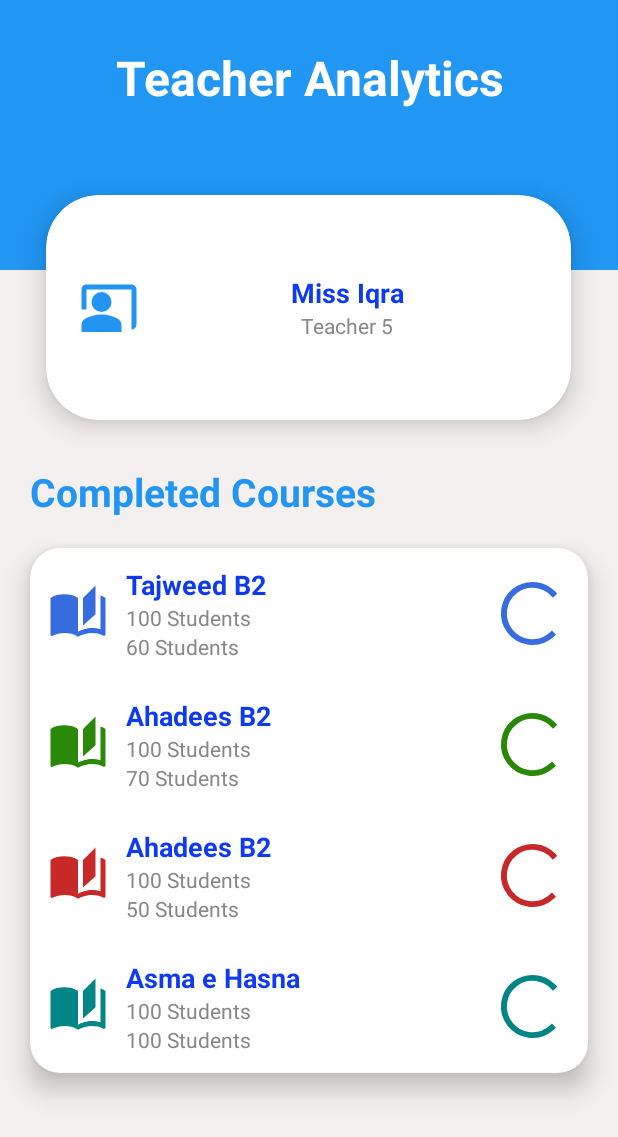
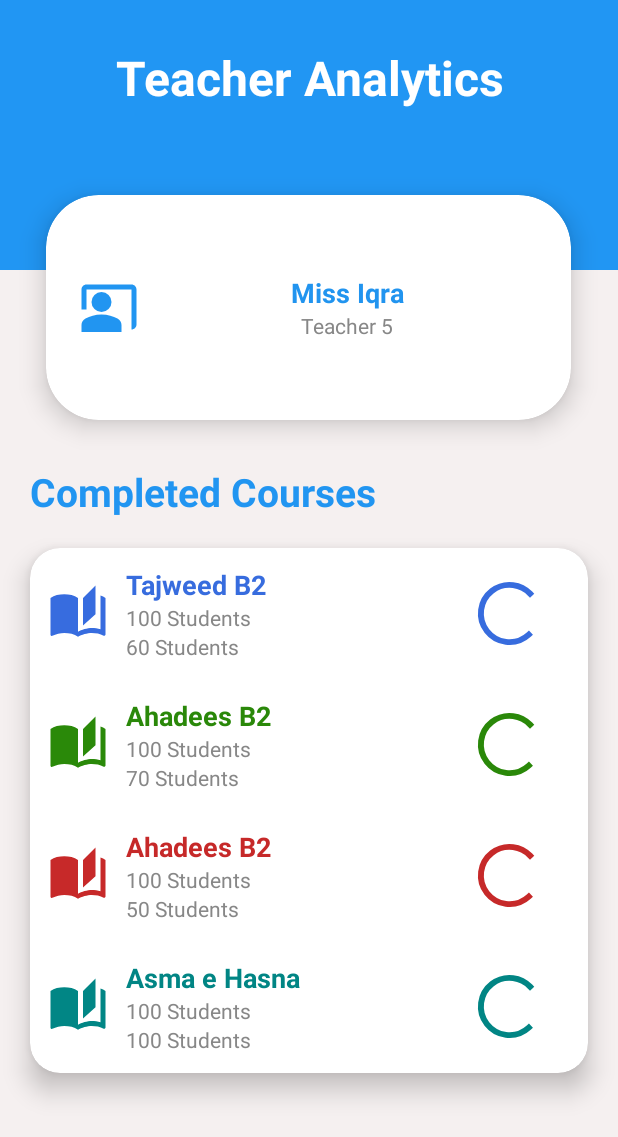
Before and after one commit to IkhwaTeam/FinalYearProject, an Android app: the layout activity_analytics_teacher.xml on its own in the app's theme, with its tools: preview values and no code run, on a phone screen of 412 x 824 dp. Shown: the top 1137 px of the screen. Run offline under Robolectric (Android 15) with nearby library versions, the phone set to English and light mode, and no system bars.

Commit message:
teacher panel complete panel teacher

```diff
--- a/app/src/main/res/layout/activity_analytics_teacher.xml
+++ b/app/src/main/res/layout/activity_analytics_teacher.xml
@@ -67,7 +67,7 @@
                         android:text="Miss Iqra"
                         android:textSize="18sp"
                         android:layout_gravity="center"
-                        android:textColor="#0E3AF2"
+                        android:textColor="#2194EF"
                         android:textStyle="bold"/>
 
                     <TextView
@@ -137,7 +137,7 @@
                             android:layout_height="wrap_content"
                             android:text="Tajweed B2"
                             android:textSize="18sp"
-                            android:textColor="#0E3AF2"
+                            android:textColor="#376CDE"
                             android:textStyle="bold"/>
 
                         <TextView
@@ -155,7 +155,7 @@
                     </LinearLayout>
 
                     <ProgressBar
-                        android:layout_width="50dp"
+                        android:layout_width="80dp"
                         android:layout_height="50dp"
                         style="?android:attr/progressBarStyleLarge"
                         android:indeterminate="false"
@@ -191,7 +191,7 @@
                             android:layout_height="wrap_content"
                             android:text="Ahadees B2"
                             android:textSize="18sp"
-                            android:textColor="#0E3AF2"
+                            android:textColor="#2A8809"
                             android:textStyle="bold"/>
                         <TextView
                             android:layout_width="wrap_content"
@@ -209,7 +209,7 @@
                     </LinearLayout>
 
                     <ProgressBar
-                        android:layout_width="50dp"
+                        android:layout_width="80dp"
                         android:layout_height="50dp"
                         style="?android:attr/progressBarStyleLarge"
                         android:indeterminate="false"
@@ -243,7 +243,7 @@
                             android:layout_height="wrap_content"
                             android:text="Ahadees B2"
                             android:textSize="18sp"
-                            android:textColor="#0E3AF2"
+                            android:textColor="#C62929"
                             android:textStyle="bold"/>
                         <TextView
                             android:layout_width="wrap_content"
@@ -261,7 +261,7 @@
                     </LinearLayout>
 
                     <ProgressBar
-                        android:layout_width="50dp"
+                        android:layout_width="80dp"
                         android:layout_height="50dp"
                         style="?android:attr/progressBarStyleLarge"
                         android:indeterminate="false"
@@ -295,7 +295,7 @@
                             android:layout_height="wrap_content"
                             android:text="Asma e Hasna"
                             android:textSize="18sp"
-                            android:textColor="#0E3AF2"
+                            android:textColor="#018584"
                             android:textStyle="bold"/>
 
                         <TextView
@@ -313,7 +313,7 @@
                     </LinearLayout>
 
                     <ProgressBar
-                        android:layout_width="50dp"
+                        android:layout_width="80dp"
                         android:layout_height="50dp"
                         style="?android:attr/progressBarStyleLarge"
                         android:indeterminate="false"
--- a/app/src/main/res/layout/previouscoursedialogtea.xml
+++ b/app/src/main/res/layout/previouscoursedialogtea.xml
@@ -138,8 +138,8 @@
 
     </LinearLayout>
     <ProgressBar
-        android:layout_width="50dp"
-        android:layout_height="50dp"
+        android:layout_width="80dp"
+        android:layout_height="80dp"
         style="?android:attr/progressBarStyleLarge"
         android:indeterminate="false"
         android:progress="70"
```
Also changed, not shown: app/src/main/java/com/example/ikhwa/TeacherCourseActivity.java (+39 -62 lines), app/src/main/res/layout/activity_stafft.xml (+15 -10 lines), app/src/main/res/layout/currentcoursedialogtea.xml (+4 -4 lines).
